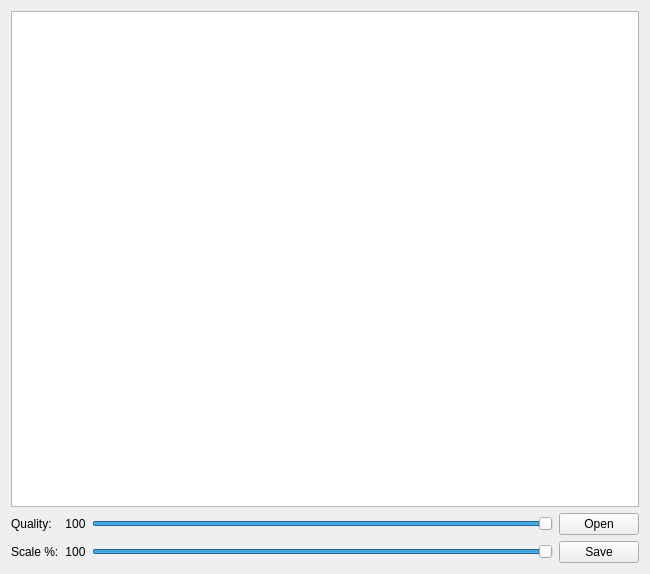
This is mainwindow.ui in arskom/img_han as Qt 5 draws it before an edit. The edited form follows.
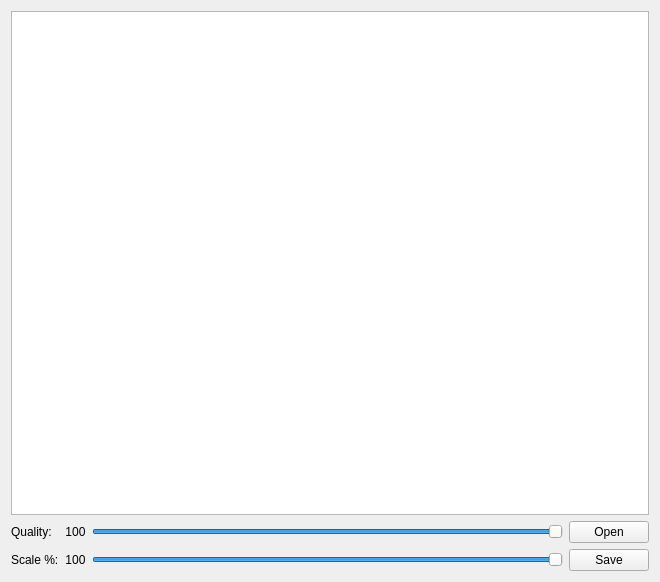
This is the edited form.

Commit message: scrollbar set for scaling.

Diff of the .ui file:
```diff
--- a/mainwindow.ui
+++ b/mainwindow.ui
@@ -9,8 +9,8 @@
    <rect>
     <x>0</x>
     <y>0</y>
-    <width>650</width>
-    <height>574</height>
+    <width>660</width>
+    <height>582</height>
    </rect>
   </property>
   <property name="windowTitle">
```
